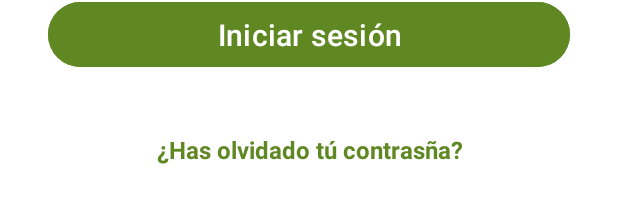
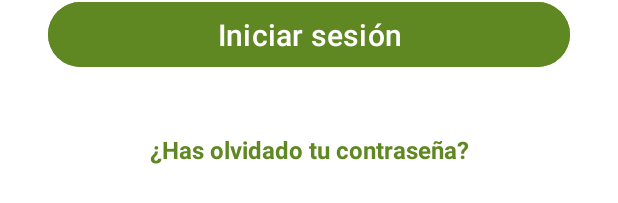
Before and after one commit to veronicaalla/RetoIntermodular, an Android app: the layout activity_loggin.xml on its own in the app's theme, with its tools: preview values and no code run, on a phone screen of 412 x 824 dp. Shown: the part 871-1074 px from the top of the screen. Run offline under Robolectric (Android 15) with nearby library versions, the phone set to English and light mode, and no system bars.

Commit message:
Login v1.1
Se ha implementado la lógica para el inicio de sesión. Se ha añadido la traduccion del activity_logging.xml

```diff
--- a/AplicacionMovil/IncidenciasIES/app/src/main/res/layout/activity_loggin.xml
+++ b/AplicacionMovil/IncidenciasIES/app/src/main/res/layout/activity_loggin.xml
@@ -9,15 +9,16 @@
     android:orientation="vertical"
     android:padding="32dp">
 
-
     <androidx.constraintlayout.widget.ConstraintLayout
         android:layout_width="match_parent"
         android:layout_height="46dp">
 
         <ImageView
-            android:id="@+id/imageView3"
+            android:id="@+id/imageViewIdioma"
             android:layout_width="58dp"
             android:layout_height="43dp"
+            android:clickable="true"
+            android:onClick="changeLanguage"
             app:layout_constraintBottom_toBottomOf="parent"
             app:layout_constraintEnd_toEndOf="parent"
             app:layout_constraintHorizontal_bias="0.989"
@@ -39,7 +40,7 @@
         android:layout_width="match_parent"
         android:layout_height="wrap_content"
         android:layout_marginTop="20dp"
-        android:hint="Usuario"
+        android:hint="@string/username_hint"
         android:padding="16dp"
         android:textSize="20sp" />
 
@@ -47,8 +48,8 @@
         android:id="@+id/EditText_Contrasenia"
         android:layout_width="match_parent"
         android:layout_height="wrap_content"
-        android:hint="Contraseña"
         android:layout_marginTop="20dp"
+        android:hint="@string/password_hint"
         android:inputType="textPassword"
         android:padding="16dp"
         android:textSize="20sp" />
@@ -58,7 +59,7 @@
         android:layout_width="258dp"
         android:layout_height="wrap_content"
         android:layout_marginTop="20dp"
-        android:text="Recordarme"
+        android:text="@string/remember_me"
         android:textSize="16dp" />
 
     <Button
@@ -67,7 +68,7 @@
         android:layout_height="51dp"
         android:layout_marginTop="32dp"
         android:backgroundTint="#5F8722"
-        android:text="Iniciar sesión"
+        android:text="@string/login_button"
         android:textSize="20dp" />
 
     <TextView
@@ -75,11 +76,10 @@
         android:layout_width="match_parent"
         android:layout_height="wrap_content"
         android:layout_marginTop="40dp"
-        android:text="¿Has olvidado tú contrasña?"
+        android:text="@string/forgot_password"
         android:textAlignment="center"
         android:textColor="#5F8722"
         android:textSize="16dp"
         android:textStyle="bold" />
 
-
 </LinearLayout>
--- a/AplicacionMovil/IncidenciasIES/app/src/main/res/values/strings.xml
+++ b/AplicacionMovil/IncidenciasIES/app/src/main/res/values/strings.xml
@@ -1,12 +1,10 @@
 <resources>
     <string name="app_name">IncidenciasIES</string>
-    <string name="title_activity_login">LoginActivity</string>
-    <string name="prompt_email">Email</string>
-    <string name="prompt_password">Password</string>
-    <string name="action_sign_in">Sign in or register</string>
-    <string name="action_sign_in_short">Sign in</string>
-    <string name="welcome">"Welcome !"</string>
-    <string name="invalid_username">Not a valid username</string>
-    <string name="invalid_password">Password must be >5 characters</string>
-    <string name="login_failed">"Login failed"</string>
+    <string name="hello">¡Hola!</string>
+    <string name="username_hint">Usuario</string>
+    <string name="password_hint">Contraseña</string>
+    <string name="remember_me">Recordarme</string>
+    <string name="login_button">Iniciar sesión</string>
+    <string name="forgot_password">¿Has olvidado tu contraseña?</string>
+    <string name="login_error_message">¡Error, usuario o contraseña incorrectos!</string>
 </resources>
```
Also changed, not shown: AplicacionMovil/IncidenciasIES/app/src/main/java/es/intermodular/equipo2/incidenciasies/LogginActivity.kt (+124 -1 lines), AplicacionMovil/IncidenciasIES/app/src/main/java/es/intermodular/equipo2/incidenciasies/Principal.kt (+16 -0 lines), 1 other file.
